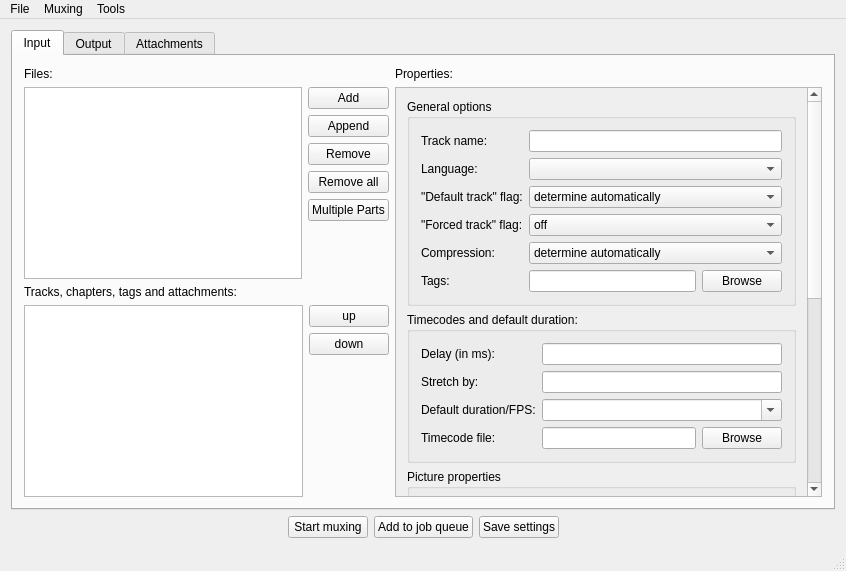
Above: src/mmg-qt/forms/main_window.ui from nmaier/mkvtoolnix before the change. Below: the same form after it.
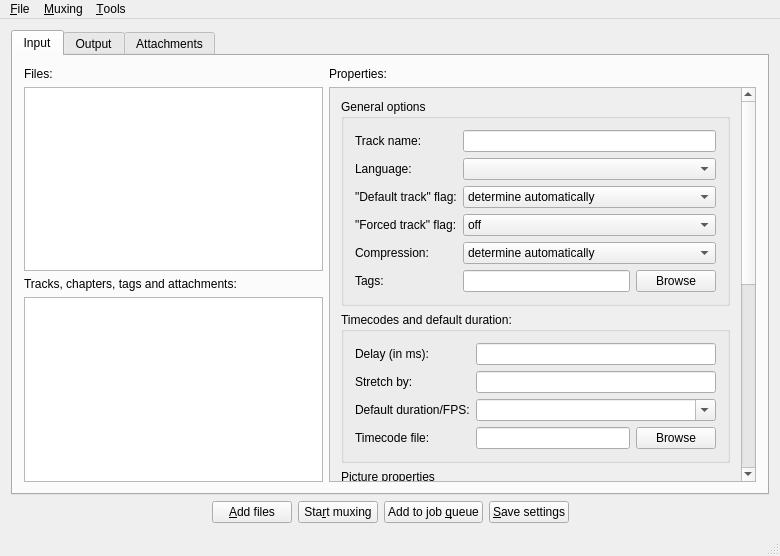
That is the form after the change.

```diff
--- a/src/mmg-qt/forms/main_window.ui
+++ b/src/mmg-qt/forms/main_window.ui
@@ -6,15 +6,15 @@
    <rect>
     <x>0</x>
     <y>0</y>
-    <width>846</width>
-    <height>571</height>
+    <width>780</width>
+    <height>556</height>
    </rect>
   </property>
   <property name="windowTitle">
    <string>MainWindow</string>
   </property>
   <widget class="QWidget" name="centralWidget">
-   <layout class="QVBoxLayout" name="verticalLayout_12">
+   <layout class="QVBoxLayout" name="verticalLayout_2">
     <item>
      <widget class="QTabWidget" name="mainTab">
       <property name="tabPosition">
@@ -29,7 +29,7 @@
        </attribute>
        <layout class="QHBoxLayout" name="horizontalLayout_2">
         <item>
-         <layout class="QVBoxLayout" name="verticalLayout_3">
+         <layout class="QVBoxLayout" name="verticalLayout">
           <item>
            <widget class="QLabel" name="label">
             <property name="text">
@@ -38,63 +38,7 @@
            </widget>
           </item>
           <item>
-           <layout class="QHBoxLayout" name="horizontalLayout">
-            <item>
-             <widget class="QTreeView" name="riles"/>
-            </item>
-            <item>
-             <layout class="QVBoxLayout" name="verticalLayout">
-              <item>
-               <widget class="QPushButton" name="addFile">
-                <property name="text">
-                 <string>Add</string>
-                </property>
-               </widget>
-              </item>
-              <item>
-               <widget class="QPushButton" name="appendFile">
-                <property name="text">
-                 <string>Append</string>
-                </property>
-               </widget>
-              </item>
-              <item>
-               <widget class="QPushButton" name="removeFile">
-                <property name="text">
-                 <string>Remove</string>
-                </property>
-               </widget>
-              </item>
-              <item>
-               <widget class="QPushButton" name="removeAll">
-                <property name="text">
-                 <string>Remove all</string>
-                </property>
-               </widget>
-              </item>
-              <item>
-               <widget class="QPushButton" name="multipleFileParts">
-                <property name="text">
-                 <string>Multiple Parts</string>
-                </property>
-               </widget>
-              </item>
-              <item>
-               <spacer name="verticalSpacer">
-                <property name="orientation">
-                 <enum>Qt::Vertical</enum>
-                </property>
-                <property name="sizeHint" stdset="0">
-                 <size>
-                  <width>20</width>
-                  <height>40</height>
-                 </size>
-                </property>
-               </spacer>
-              </item>
-             </layout>
-            </item>
-           </layout>
+           <widget class="QTreeView" name="files"/>
           </item>
           <item>
            <widget class="QLabel" name="label_2">
@@ -104,42 +48,7 @@
            </widget>
           </item>
           <item>
-           <layout class="QHBoxLayout" name="horizontalLayout_3">
-            <item>
-             <widget class="QTreeView" name="tracks"/>
-            </item>
-            <item>
-             <layout class="QVBoxLayout" name="verticalLayout_2">
-              <item>
-               <widget class="QPushButton" name="trackUp">
-                <property name="text">
-                 <string>up</string>
-                </property>
-               </widget>
-              </item>
-              <item>
-               <widget class="QPushButton" name="trackDown">
-                <property name="text">
-                 <string>down</string>
-                </property>
-               </widget>
-              </item>
-              <item>
-               <spacer name="verticalSpacer_2">
-                <property name="orientation">
-                 <enum>Qt::Vertical</enum>
-                </property>
-                <property name="sizeHint" stdset="0">
-                 <size>
-                  <width>20</width>
-                  <height>40</height>
-                 </size>
-                </property>
-               </spacer>
-              </item>
-             </layout>
-            </item>
-           </layout>
+           <widget class="QTreeView" name="tracks"/>
           </item>
          </layout>
         </item>
@@ -167,8 +76,8 @@
              <property name="geometry">
               <rect>
                <x>0</x>
-               <y>0</y>
-               <width>388</width>
+               <y>-366</y>
+               <width>402</width>
                <height>757</height>
               </rect>
              </property>
@@ -1098,7 +1007,7 @@
      </widget>
     </item>
     <item>
-     <layout class="QHBoxLayout" name="horizontalLayout_5">
+     <layout class="QHBoxLayout" name="horizontalLayout">
       <item>
        <spacer name="horizontalSpacer_2">
         <property name="orientation">
@@ -1113,23 +1022,30 @@
        </spacer>
       </item>
       <item>
-       <widget class="QPushButton" name="pbStartMuxing">
+       <widget class="QPushButton" name="addFiles">
         <property name="text">
-         <string>Start muxing</string>
+         <string>&amp;Add files</string>
         </property>
        </widget>
       </item>
       <item>
-       <widget class="QPushButton" name="pbAddToJobQueue">
+       <widget class="QPushButton" name="startMuxing">
         <property name="text">
-         <string>Add to job queue</string>
+         <string>Sta&amp;rt muxing</string>
         </property>
        </widget>
       </item>
       <item>
-       <widget class="QPushButton" name="pbSaveSettings">
+       <widget class="QPushButton" name="addToJobQueue">
         <property name="text">
-         <string>Save settings</string>
+         <string>Add to job &amp;queue</string>
+        </property>
+       </widget>
+      </item>
+      <item>
+       <widget class="QPushButton" name="saveSettings">
+        <property name="text">
+         <string>&amp;Save settings</string>
         </property>
        </widget>
       </item>
@@ -1155,13 +1071,13 @@
     <rect>
      <x>0</x>
      <y>0</y>
-     <width>846</width>
+     <width>780</width>
      <height>24</height>
     </rect>
    </property>
    <widget class="QMenu" name="menuFile">
     <property name="title">
-     <string>File</string>
+     <string>&amp;File</string>
     </property>
     <addaction name="actionNew"/>
     <addaction name="actionOpen_job_file"/>
@@ -1173,7 +1089,7 @@
    </widget>
    <widget class="QMenu" name="menuMuxing">
     <property name="title">
-     <string>Muxing</string>
+     <string>&amp;Muxing</string>
     </property>
     <addaction name="action_Start_muxing"/>
     <addaction name="separator"/>
@@ -1185,7 +1101,7 @@
    </widget>
    <widget class="QMenu" name="menuTools">
     <property name="title">
-     <string>Tools</string>
+     <string>&amp;Tools</string>
     </property>
     <addaction name="action_Header_editor"/>
     <addaction name="action_Chapter_editor"/>
```
Left out of the diff: 216 changed lines with no effect on the pictures.
